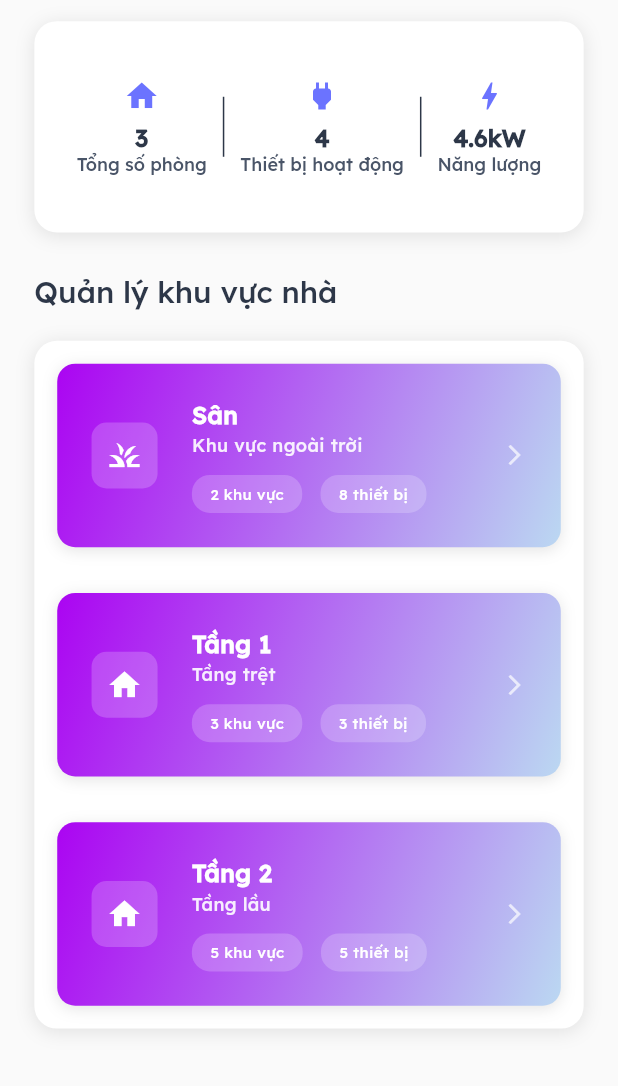
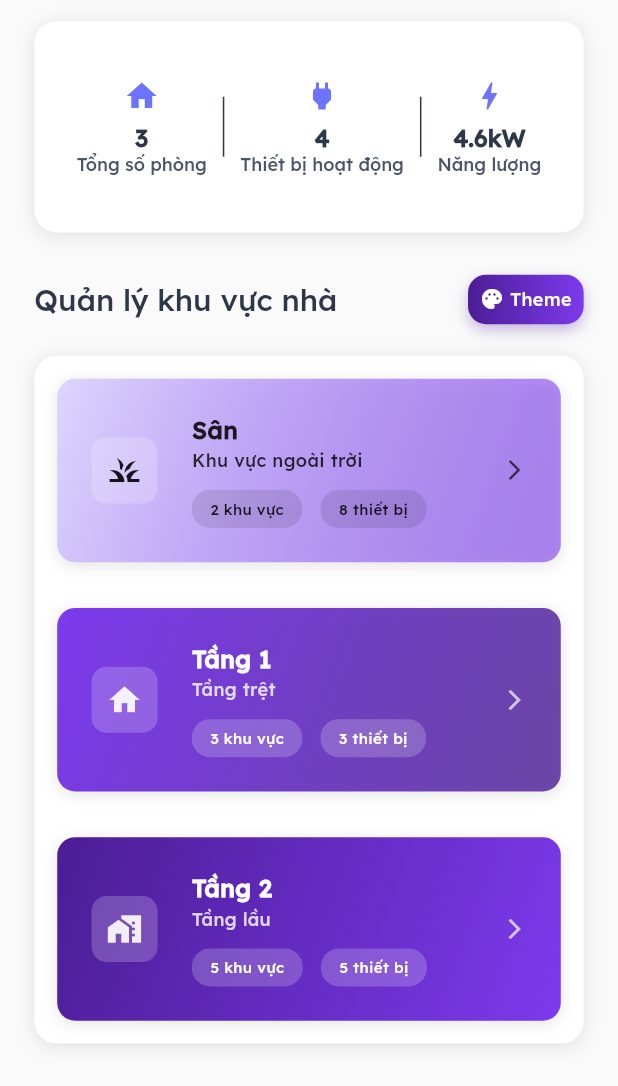
Before and after one commit to Vudangkhoa0910/Eco-SmartHome, a Flutter app: the RoomsScreen screen opened by its route, on a phone screen of 412 x 824 dp. Shown: the top 1086 px of the screen. Run offline on Flutter 3.47's test engine with Material 3 defaults, Android fonts, the light colour scheme and no system bars; our stand-ins replace cloud_firestore, firebase_auth, firebase_core, flutter_svg, flutter_tts, get_it and 7 more; missing offline and left inert: awesome_circular_chart, mobile_scanner, mqtt_client; accounts and stored records are empty; key blocks and very long unbroken strings in the code were emptied for the run.

Commit message:
khoa:update room_color v2

```diff
--- a/lib/src/screens/rooms_screen/components/body.dart
+++ b/lib/src/screens/rooms_screen/components/body.dart
@@ -3,11 +3,75 @@ import 'package:smart_home/config/size_config.dart';
 import 'package:smart_home/view/rooms_view_model.dart';
 import 'package:smart_home/domain/entities/house_structure.dart';
 import 'package:smart_home/src/screens/house_floor/house_floor_screen.dart';
+import 'package:smart_home/service/theme_service.dart';
+import 'package:smart_home/src/widgets/theme_color_picker.dart';
 import 'room_card.dart';
 
-class Body extends StatelessWidget {
+class Body extends StatefulWidget {
   final RoomsViewModel model;
   const Body({Key? key, required this.model}) : super(key: key);
+
+  @override
+  State<Body> createState() => _BodyState();
+}
+
+class _BodyState extends State<Body> {
+  @override
+  void initState() {
+    super.initState();
+    // Initialize theme service
+    ThemeService.instance.initialize();
+
+    // Listen to theme changes
+    ThemeService.instance.themeNotifier.addListener(_onThemeChanged);
+  }
+
+  @override
+  void dispose() {
+    ThemeService.instance.themeNotifier.removeListener(_onThemeChanged);
+    super.dispose();
+  }
+
+  void _onThemeChanged() {
+    if (mounted) {
+      setState(() {
+        // Rebuild when theme changes
+      });
+    }
+  }
+
+  void _showThemePicker() {
+    showModalBottomSheet(
+      context: context,
+      isScrollControlled: true,
+      backgroundColor: Colors.transparent,
+      builder: (context) {
+        return DraggableScrollableSheet(
+          initialChildSize: 0.7,
+          minChildSize: 0.5,
+          maxChildSize: 0.9,
+          builder: (context, scrollController) {
+            return Container(
+              decoration: BoxDecoration(
+                color: Colors.white,
+                borderRadius: BorderRadius.vertical(top: Radius.circular(20)),
+              ),
+              child: SingleChildScrollView(
+                controller: scrollController,
+                child: ThemeColorPicker(
+                  onThemeChanged: (theme) {
+                    setState(() {
+                      // Rebuild with new theme
+                    });
+                  },
+                ),
+              ),
+            );
+          },
+        );
+      },
+    );
+  }
 
   @override
   Widget build(BuildContext context) {
@@ -38,13 +102,13 @@ class Body extends StatelessWidget {
               mainAxisAlignment: MainAxisAlignment.spaceAround,
               children: [
                 _buildStatItem(context, 'Tổng số phòng',
-                    '${model.rooms.length}', Icons.home),
+                    '${widget.model.rooms.length}', Icons.home),
                 _buildDivider(context),
                 _buildStatItem(context, 'Thiết bị hoạt động',
-                    '${model.totalActiveDevices}', Icons.power),
+                    '${widget.model.totalActiveDevices}', Icons.power),
                 _buildDivider(context),
                 _buildStatItem(context, 'Năng lượng',
-                    '${model.totalEnergyUsage}kW', Icons.bolt),
+                    '${widget.model.totalEnergyUsage}kW', Icons.bolt),
               ],
             ),
           ),
@@ -52,12 +116,55 @@ class Body extends StatelessWidget {
           SizedBox(height: getProportionateScreenHeight(20)),
 
           // House Area Management - Đây là tính năng từ nút xanh được đưa ra trực tiếp
-          Text(
-            'Quản lý khu vực nhà',
-            style: Theme.of(context).textTheme.displayMedium!.copyWith(
-                  fontSize: 20,
-                  fontWeight: FontWeight.w600,
+          Row(
+            mainAxisAlignment: MainAxisAlignment.spaceBetween,
+            children: [
+              Text(
+                'Quản lý khu vực nhà',
+                style: Theme.of(context).textTheme.displayMedium!.copyWith(
+                      fontSize: 20,
+                      fontWeight: FontWeight.w600,
+                    ),
+              ),
+              GestureDetector(
+                onTap: _showThemePicker,
+                child: Container(
+                  padding: EdgeInsets.all(8),
+                  decoration: BoxDecoration(
+                    gradient: LinearGradient(
+                      colors: ThemeService.instance.currentPalette.gradientColors.take(2).toList(),
+                    ),
+                    borderRadius: BorderRadius.circular(12),
+                    boxShadow: [
+                      BoxShadow(
+                        color: ThemeService.instance.currentPalette.primaryColor.withOpacity(0.3),
+                        blurRadius: 8,
+                        offset: Offset(0, 4),
+                      ),
+                    ],
+                  ),
+                  child: Row(
+                    mainAxisSize: MainAxisSize.min,
+                    children: [
+                      Icon(
+                        Icons.palette,
+                        color: Colors.white,
+                        size: 16,
+                      ),
+                      SizedBox(width: 4),
+                      Text(
+                        'Theme',
+                        style: TextStyle(
+                          color: Colors.white,
+                          fontSize: 12,
+                          fontWeight: FontWeight.w600,
+                        ),
+                      ),
+                    ],
+                  ),
                 ),
+              ),
+            ],
           ),
 
           SizedBox(height: getProportionateScreenHeight(15)),
@@ -140,11 +247,7 @@ class Body extends StatelessWidget {
           padding: EdgeInsets.all(getProportionateScreenWidth(15)),
           decoration: BoxDecoration(
             gradient: LinearGradient(
-              colors: floor.name.contains('Sân')
-                  ? [const Color(0xFFAB04F2), const Color(0xFFBBD8F2)]
-                  : floor.name.contains('Tầng 1')
-                      ? [const Color(0xFFAB04F2), const Color(0xFFBBD8F2)]
-                      : [const Color(0xFFAB04F2), const Color(0xFFBBD8F2)],
+              colors: ThemeService.instance.getFloorGradient(floor.name),
               begin: Alignment.topLeft,
               end: Alignment.bottomRight,
             ),
@@ -166,8 +269,14 @@ class Body extends StatelessWidget {
                   borderRadius: BorderRadius.circular(10),
                 ),
                 child: Icon(
-                  floor.name.contains('Sân') ? Icons.grass : Icons.home,
-                  color: Colors.white,
+                  floor.name.contains('Sân')
+                      ? Icons.grass
+                      : floor.name.contains('Tầng 1')
+                          ? Icons.home
+                          : floor.name.contains('Tầng 2')
+                              ? Icons.home_work
+                              : Icons.roofing,
+                  color: ThemeService.instance.getFloorIconColor(floor.name),
                   size: 24,
                 ),
               ),
@@ -178,8 +287,8 @@ class Body extends StatelessWidget {
                   children: [
                     Text(
                       floor.name,
-                      style: const TextStyle(
-                        color: Colors.white,
+                      style: TextStyle(
+                        color: ThemeService.instance.getFloorTextColor(floor.name),
                         fontSize: 16,
                         fontWeight: FontWeight.bold,
                       ),
@@ -187,7 +296,7 @@ class Body extends StatelessWidget {
                     Text(
                       floor.description,
                       style: TextStyle(
-                        color: Colors.white.withOpacity(0.9),
+                        color: ThemeService.instance.getFloorTextColor(floor.name).withOpacity(0.8),
                         fontSize: 12,
                       ),
                     ),
@@ -200,13 +309,13 @@ class Body extends StatelessWidget {
                             vertical: getProportionateScreenHeight(4),
                           ),
                           decoration: BoxDecoration(
-                            color: Colors.white.withOpacity(0.2),
+                            color: ThemeService.instance.getFloorBadgeColor(floor.name),
                             borderRadius: BorderRadius.circular(12),
                           ),
                           child: Text(
                             '${floor.rooms.length} khu vực',
-                            style: const TextStyle(
-                              color: Colors.white,
+                            style: TextStyle(
+                              color: ThemeService.instance.getFloorTextColor(floor.name),
                               fontSize: 10,
                               fontWeight: FontWeight.w600,
                             ),
@@ -219,13 +328,13 @@ class Body extends StatelessWidget {
                             vertical: getProportionateScreenHeight(4),
                           ),
                           decoration: BoxDecoration(
-                            color: Colors.white.withOpacity(0.2),
+                            color: ThemeService.instance.getFloorBadgeColor(floor.name),
                             borderRadius: BorderRadius.circular(12),
                           ),
                           child: Text(
                             '${floor.totalDevices} thiết bị',
-                            style: const TextStyle(
-                              color: Colors.white,
+                            style: TextStyle(
+                              color: ThemeService.instance.getFloorTextColor(floor.name),
                               fontSize: 10,
                               fontWeight: FontWeight.w600,
                             ),
@@ -238,7 +347,7 @@ class Body extends StatelessWidget {
               ),
               Icon(
                 Icons.arrow_forward_ios,
-                color: Colors.white.withOpacity(0.7),
+                color: ThemeService.instance.getFloorTextColor(floor.name).withOpacity(0.7),
                 size: 16,
               ),
             ],
```
